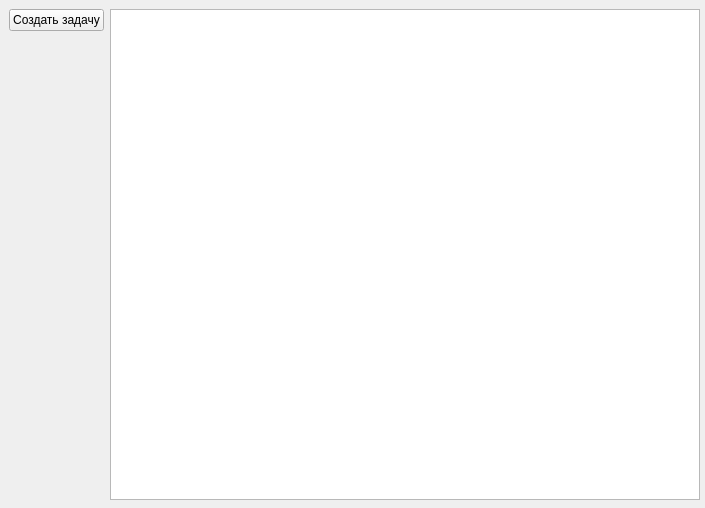
Qt form main.ui (shish222/QT_Project) before a commit.
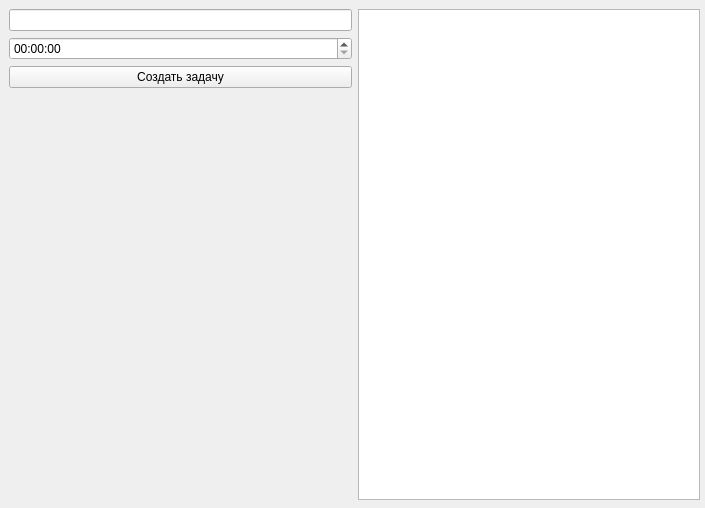
The same form after that commit.

The edit to the form file:
```diff
--- a/main.ui
+++ b/main.ui
@@ -26,7 +26,13 @@
     <item>
      <layout class="QVBoxLayout" name="verticalLayout">
       <item>
-       <widget class="QPushButton" name="pushButton_2">
+       <widget class="QLineEdit" name="lineEdit"/>
+      </item>
+      <item>
+       <widget class="QTimeEdit" name="timeEdit"/>
+      </item>
+      <item>
+       <widget class="QPushButton" name="pushButton">
         <property name="text">
          <string>Создать задачу</string>
         </property>
```
